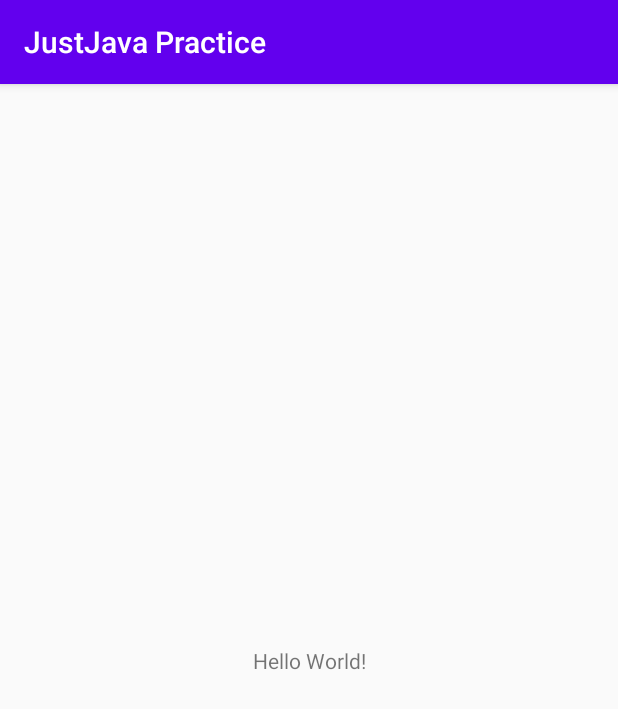
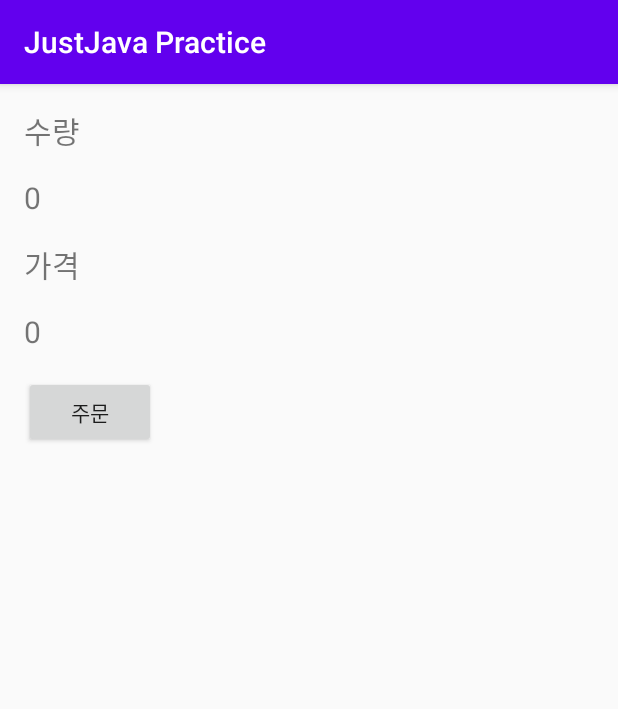
Before and after one commit to ksjang-sdh/JustJava-Practice, an Android app: the screen it shows after launch (MainActivity), on a phone screen of 412 x 824 dp. Shown: the top 709 px of the screen. Run offline under Robolectric (Android 15) with nearby library versions, the phone set to English and light mode, and no system bars.

```diff
--- a/app/src/main/java/com/example/justjavapractice/MainActivity.java
+++ b/app/src/main/java/com/example/justjavapractice/MainActivity.java
@@ -3,6 +3,12 @@ package com.example.justjavapractice;
 import androidx.appcompat.app.AppCompatActivity;
 
 import android.os.Bundle;
+import android.view.View;
+import android.widget.TextView;
+import android.widget.Toast;
+
+import java.text.NumberFormat;
+import java.util.Locale;
 
 public class MainActivity extends AppCompatActivity {
 
@@ -11,4 +17,21 @@ public class MainActivity extends AppCompatActivity {
         super.onCreate(savedInstanceState);
         setContentView(R.layout.activity_main);
     }
+
+    public void submitOrder(View view) {
+        displayQuantity(3);
+        displayPrice(3);
+    }
+
+    private void displayPrice(int number) {
+        int coffeePrice = 5000;
+        TextView priceTextView = (TextView) findViewById(R.id.text_price);
+        priceTextView.setText(NumberFormat
+                .getCurrencyInstance(Locale.KOREA).format(number*coffeePrice));
+    }
+
+    private void displayQuantity(int number) {
+        TextView quantityTextView = findViewById(R.id.text_quantity);
+        quantityTextView.setText("" + number); // "0"
+    }
 }
--- a/app/src/main/res/layout/activity_main.xml
+++ b/app/src/main/res/layout/activity_main.xml
@@ -1,18 +1,48 @@
 <?xml version="1.0" encoding="utf-8"?>
-<androidx.constraintlayout.widget.ConstraintLayout xmlns:android="http://schemas.android.com/apk/res/android"
+<LinearLayout xmlns:android="http://schemas.android.com/apk/res/android"
     xmlns:app="http://schemas.android.com/apk/res-auto"
     xmlns:tools="http://schemas.android.com/tools"
     android:layout_width="match_parent"
     android:layout_height="match_parent"
+    android:orientation="vertical"
+    android:padding="16dp"
     tools:context=".MainActivity">
 
     <TextView
         android:layout_width="wrap_content"
         android:layout_height="wrap_content"
-        android:text="Hello World!"
-        app:layout_constraintBottom_toBottomOf="parent"
-        app:layout_constraintLeft_toLeftOf="parent"
-        app:layout_constraintRight_toRightOf="parent"
-        app:layout_constraintTop_toTopOf="parent" />
+        android:text="수량"
+        android:textSize="20sp" />
 
-</androidx.constraintlayout.widget.ConstraintLayout>
+    <TextView
+        android:id="@+id/text_quantity"
+        android:layout_width="wrap_content"
+        android:layout_height="wrap_content"
+        android:layout_marginTop="16dp"
+        android:text="0"
+        android:textSize="20sp" />
+
+    <TextView
+        android:layout_width="wrap_content"
+        android:layout_height="wrap_content"
+        android:layout_marginTop="16dp"
+        android:text="가격"
+        android:textSize="20sp" />
+
+    <TextView
+        android:id="@+id/text_price"
+        android:layout_width="wrap_content"
+        android:layout_height="wrap_content"
+        android:layout_marginTop="16dp"
+        android:text="0"
+        android:textSize="20sp" />
+
+    <Button
+        android:id="@+id/button"
+        android:layout_width="wrap_content"
+        android:layout_height="wrap_content"
+        android:layout_marginTop="16dp"
+        android:onClick="submitOrder"
+
+        android:text="주문" />
+</LinearLayout>
```
